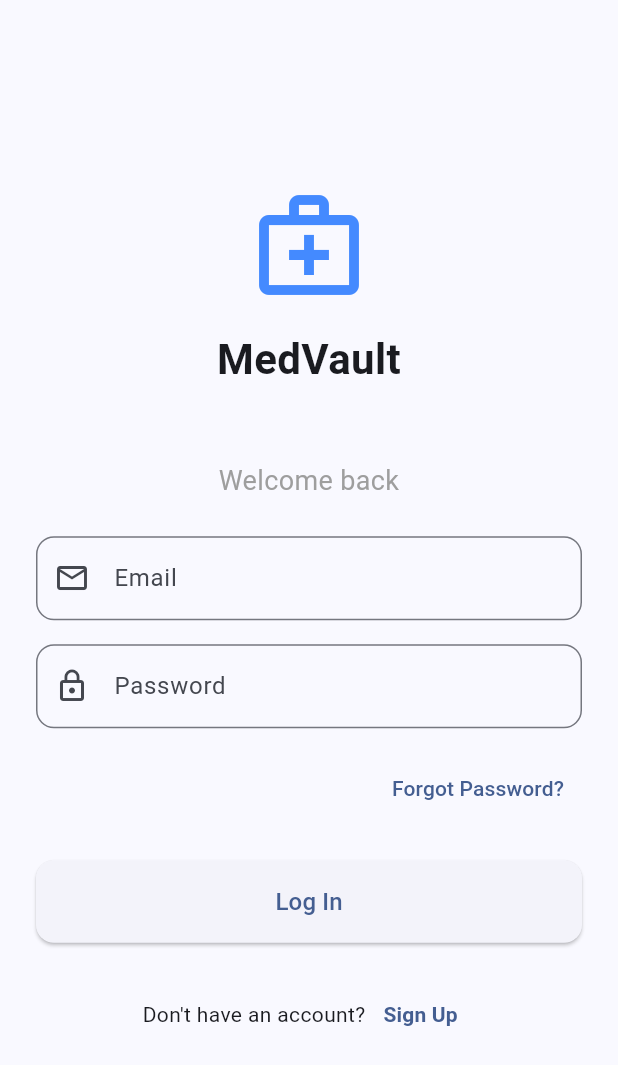
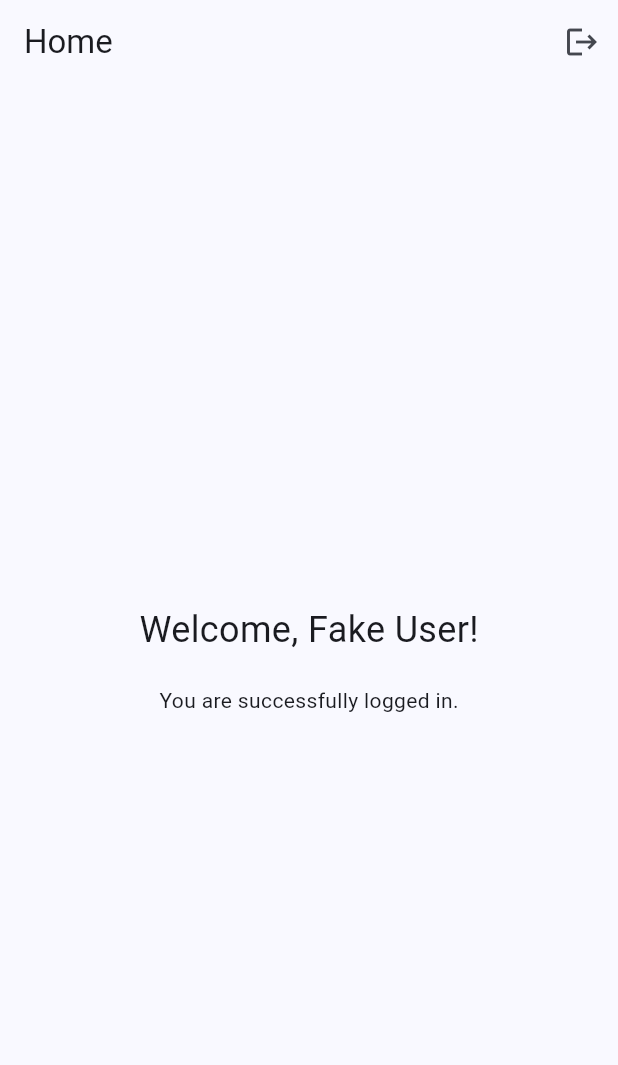
Before and after one commit to Fire-lace/medvault, a Flutter app: the screen it shows after launch, after a tap on "Log In", on a phone screen of 412 x 824 dp. Shown: the top 1065 px of the screen. Run offline on Flutter 3.47's test engine with Material 3 defaults, Android fonts, the phone set to English and light mode, and no system bars; accounts and stored records are empty.

Commit message:
feat: Implement simulated authentication architecture
Introduces a complete, simulated authentication flow using an abstracted service layer and a ChangeNotifier for state management.

- Creates an `AppUser` model.
- Defines an `AuthService` abstraction and a `FakeAuthService` implementation to simulate asynchronous login/logout.
- Implements an `AuthState` ChangeNotifier to manage the current user and notify the UI of changes.
- Uses the `provider` package to make `AuthState` available throughout the app.
- Adds an `AuthGate` in `main.dart` to display the `HomeScreen` for authenticated users and the `AuthScreen` otherwise.
- Wires up the login, registration, and sign-out buttons to the new `AuthState` methods.

```diff
--- a/lib/main.dart
+++ b/lib/main.dart
@@ -1,5 +1,9 @@
 import 'package:flutter/material.dart';
 import 'package:medvault/screens/auth/auth_screen.dart';
+import 'package:medvault/screens/home_screen.dart';
+import 'package:medvault/services/auth_service.dart';
+import 'package:medvault/services/auth_state.dart';
+import 'package:provider/provider.dart';
 
 void main() {
   runApp(const MyApp());
@@ -10,13 +14,33 @@ class MyApp extends StatelessWidget {
 
   @override
   Widget build(BuildContext context) {
-    return MaterialApp(
-      title: 'MedVault',
-      theme: ThemeData(
-        colorScheme: ColorScheme.fromSeed(seedColor: Colors.blueAccent),
-        useMaterial3: true,
+    return ChangeNotifierProvider(
+      create: (_) => AuthState(FakeAuthService()),
+      child: MaterialApp(
+        title: 'MedVault',
+        theme: ThemeData(
+          colorScheme: ColorScheme.fromSeed(seedColor: Colors.blueAccent),
+          useMaterial3: true,
+        ),
+        home: const AuthGate(),
       ),
-      home: const AuthScreen(),
     );
   }
 }
+
+class AuthGate extends StatelessWidget {
+  const AuthGate({super.key});
+
+  @override
+  Widget build(BuildContext context) {
+    return Consumer<AuthState>(
+      builder: (context, authState, _) {
+        if (authState.isAuthenticated) {
+          return const HomeScreen();
+        } else {
+          return const AuthScreen();
+        }
+      },
+    );
+  }
+}
--- /dev/null
+++ b/lib/models/app_user.dart
@@ -0,0 +1,7 @@
+class AppUser {
+  final String id;
+  final String email;
+  final String name;
+
+  AppUser({required this.id, required this.email, required this.name});
+}
--- a/lib/screens/auth/login_screen.dart
+++ b/lib/screens/auth/login_screen.dart
@@ -1,9 +1,45 @@
 import 'package:flutter/material.dart';
+import 'package:medvault/services/auth_state.dart';
+import 'package:provider/provider.dart';
 
-class LoginScreen extends StatelessWidget {
+class LoginScreen extends StatefulWidget {
   final VoidCallback onSwitchToRegister;
 
   const LoginScreen({super.key, required this.onSwitchToRegister});
+
+  @override
+  State<LoginScreen> createState() => _LoginScreenState();
+}
+
+class _LoginScreenState extends State<LoginScreen> {
+  final _emailController = TextEditingController();
+  final _passwordController = TextEditingController();
+  bool _isLoading = false;
+
+  @override
+  void dispose() {
+    _emailController.dispose();
+    _passwordController.dispose();
+    super.dispose();
+  }
+
+  Future<void> _signIn() async {
+    setState(() {
+      _isLoading = true;
+    });
+
+    final authState = Provider.of<AuthState>(context, listen: false);
+    await authState.signIn(
+      _emailController.text,
+      _passwordController.text,
+    );
+
+    if (mounted) {
+      setState(() {
+        _isLoading = false;
+      });
+    }
+  }
 
   @override
   Widget build(BuildContext context) {
@@ -15,7 +51,6 @@ class LoginScreen extends StatelessWidget {
             mainAxisAlignment: MainAxisAlignment.center,
             crossAxisAlignment: CrossAxisAlignment.stretch,
             children: <Widget>[
-              // Placeholder for the App Logo
               const Icon(
                 Icons.medical_services_outlined,
                 size: 80,
@@ -41,6 +76,7 @@ class LoginScreen extends StatelessWidget {
               ),
               const SizedBox(height: 24),
               TextField(
+                controller: _emailController,
                 decoration: InputDecoration(
                   labelText: 'Email',
                   prefixIcon: const Icon(Icons.email_outlined),
@@ -52,6 +88,7 @@ class LoginScreen extends StatelessWidget {
               ),
               const SizedBox(height: 16),
               TextField(
+                controller: _passwordController,
                 decoration: InputDecoration(
                   labelText: 'Password',
                   prefixIcon: const Icon(Icons.lock_outline),
@@ -65,23 +102,21 @@ class LoginScreen extends StatelessWidget {
               Align(
                 alignment: Alignment.centerRight,
                 child: TextButton(
-                  onPressed: () {
-                    // Placeholder for forgot password logic
-                  },
+                  onPressed: () {},
                   child: const Text('Forgot Password?'),
                 ),
               ),
               const SizedBox(height: 24),
-              ElevatedButton(
+              _isLoading
+                  ? const Center(child: CircularProgressIndicator())
+                  : ElevatedButton(
                       style: ElevatedButton.styleFrom(
                         padding: const EdgeInsets.symmetric(vertical: 16),
                         shape: RoundedRectangleBorder(
                           borderRadius: BorderRadius.circular(12),
                         ),
                       ),
-                onPressed: () {
-                  // Placeholder for login logic
-                },
+                      onPressed: _signIn,
                       child: const Text(
                         'Log In',
                         style: TextStyle(fontSize: 16),
@@ -93,7 +128,7 @@ class LoginScreen extends StatelessWidget {
                 children: [
                   const Text("Don't have an account?"),
                   TextButton(
-                    onPressed: onSwitchToRegister,
+                    onPressed: widget.onSwitchToRegister,
                     child: const Text(
                       'Sign Up',
                       style: TextStyle(fontWeight: FontWeight.bold),
--- /dev/null
+++ b/lib/screens/home_screen.dart
@@ -0,0 +1,41 @@
+import 'package:flutter/material.dart';
+import 'package:medvault/services/auth_state.dart';
+import 'package:provider/provider.dart';
+
+class HomeScreen extends StatelessWidget {
+  const HomeScreen({super.key});
+
+  @override
+  Widget build(BuildContext context) {
+    final authState = Provider.of<AuthState>(context, listen: false);
+    final userName = authState.currentUser?.name ?? 'User';
+
+    return Scaffold(
+      appBar: AppBar(
+        title: const Text('Home'),
+        actions: [
+          IconButton(
+            icon: const Icon(Icons.logout),
+            onPressed: () {
+              authState.signOut();
+            },
+            tooltip: 'Sign Out',
+          ),
+        ],
+      ),
+      body: Center(
+        child: Column(
+          mainAxisAlignment: MainAxisAlignment.center,
+          children: <Widget>[
+            Text(
+              'Welcome, $userName!',
+              style: const TextStyle(fontSize: 24),
+            ),
+            const SizedBox(height: 20),
+            const Text('You are successfully logged in.'),
+          ],
+        ),
+      ),
+    );
+  }
+}
--- a/lib/services/auth_service.dart
+++ b/lib/services/auth_service.dart
@@ -1,17 +1,46 @@
-class AuthService {
-  Future<bool> login(String email, String password) async {
-    // 1. Send credentials to SystemService
-    // 2. System validates user
-    // 3. Return result
-    return true;
+import 'package:medvault/models/app_user.dart';
+
+abstract class AuthService {
+  Future<AppUser?> signIn(String email, String password);
+  Future<AppUser?> register(String name, String email, String password);
+  Future<void> signOut();
+  Future<AppUser?> getCurrentUser();
+}
+
+class FakeAuthService implements AuthService {
+  AppUser? _currentUser;
+
+  @override
+  Future<AppUser?> getCurrentUser() async {
+    await Future.delayed(const Duration(milliseconds: 300));
+    return _currentUser;
   }
 
-  Future<bool> register(String email, String password) async {
-    // Create new user account
-    return true;
+  @override
+  Future<AppUser?> signIn(String email, String password) async {
+    await Future.delayed(const Duration(seconds: 1));
+    _currentUser = AppUser(
+      id: 'fake-id-${DateTime.now().millisecondsSinceEpoch}',
+      email: email,
+      name: 'Fake User', // In a real app, you'd fetch the name
+    );
+    return _currentUser;
   }
 
-  Future<void> logout() async {
-    // End user session
+  @override
+  Future<AppUser?> register(String name, String email, String password) async {
+    await Future.delayed(const Duration(seconds: 1));
+    _currentUser = AppUser(
+      id: 'fake-id-${DateTime.now().millisecondsSinceEpoch}',
+      email: email,
+      name: name,
+    );
+    return _currentUser;
+  }
+
+  @override
+  Future<void> signOut() async {
+    await Future.delayed(const Duration(milliseconds: 500));
+    _currentUser = null;
   }
 }
--- /dev/null
+++ b/lib/services/auth_state.dart
@@ -0,0 +1,46 @@
+import 'package:flutter/foundation.dart';
+import 'package:medvault/models/app_user.dart';
+import 'package:medvault/services/auth_service.dart';
+
+class AuthState extends ChangeNotifier {
+  final AuthService _authService;
+  AppUser? _currentUser;
+
+  AuthState(this._authService) {
+    _checkCurrentUser();
+  }
+
+  AppUser? get currentUser => _currentUser;
+  bool get isAuthenticated => _currentUser != null;
+
+  Future<void> _checkCurrentUser() async {
+    _currentUser = await _authService.getCurrentUser();
+    notifyListeners();
+  }
+
+  Future<bool> signIn(String email, String password) async {
+    final user = await _authService.signIn(email, password);
+    if (user != null) {
+      _currentUser = user;
+      notifyListeners();
+      return true;
+    }
+    return false;
+  }
+
+  Future<bool> register(String name, String email, String password) async {
+    final user = await _authService.register(name, email, password);
+    if (user != null) {
+      _currentUser = user;
+      notifyListeners();
+      return true;
+    }
+    return false;
+  }
+
+  Future<void> signOut() async {
+    await _authService.signOut();
+    _currentUser = null;
+    notifyListeners();
+  }
+}
--- a/pubspec.yaml
+++ b/pubspec.yaml
@@ -30,6 +30,8 @@ environment:
 dependencies:
   flutter:
     sdk: flutter
+
+  provider: ^6.1.5+1
 
   # The following adds the Cupertino Icons font to your application.
   # Use with the CupertinoIcons class for iOS style icons.
```
Also changed, not shown: lib/screens/auth/register_screen.dart (+50 -17 lines). Lines whose indentation alone changed are shown as unchanged.
